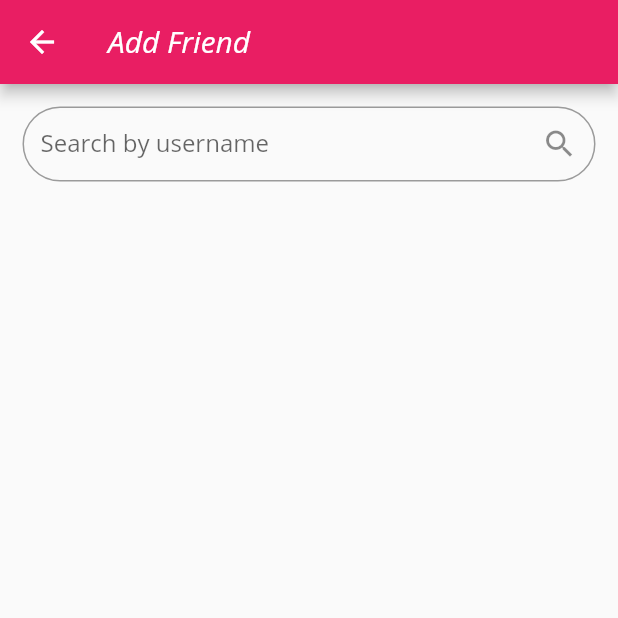
After one commit to omarralaa/Watcheroo, a Flutter app: the AddFriendScreen screen opened by its route, on a phone screen of 412 x 824 dp, the top half of it. The commit adds this screen. Run offline on Flutter 3.47's test engine with Material 2 defaults, Android fonts, the phone set to English and light mode, and no system bars; our stand-ins replace file_picker, flutter_secure_storage, video_player; accounts and stored records are empty; network calls fail.

Commit message:
Added logic for making a friend request. Implemented AddFriendScreen. and AddFriend Provider Added placeholder about page

```diff
--- /dev/null
+++ b/lib/src/providers/add_friend.dart
@@ -0,0 +1,39 @@
+import 'package:flutter/cupertino.dart';
+import 'package:watcherooflutter/src/models/friend.dart';
+import 'package:watcherooflutter/src/services/friend_service.dart';
+
+class AddFriend with ChangeNotifier {
+  final _friendService = FriendService();
+
+  bool _isLoadingFriendRequest = false;
+  Friend _friend;
+
+  // GETTERS
+  Friend get friend => _friend;
+  bool get isLoadingFriendRequest => _isLoadingFriendRequest;
+
+  Future<void> searchFriendByUsername(String username) async {
+    try {
+      _friend = await _friendService.searchFriendByUsername(username);
+    } catch (err) {
+      _friend = null;
+      throw (err);
+    } finally {
+      notifyListeners();
+    }
+  }
+
+  Future<bool> sendFriendRequest(String profileId) async {
+    try {
+      _isLoadingFriendRequest = true;
+      notifyListeners();
+      return await _friendService.sendFriendRequest(profileId);
+    } catch (err) {
+      _friend = null;
+      throw (err);
+    } finally {
+      _isLoadingFriendRequest = false;
+      notifyListeners();
+    }
+  }
+}
--- a/lib/src/providers/auth_validation.dart
+++ b/lib/src/providers/auth_validation.dart
@@ -71,7 +71,7 @@ class AuthValidation with ChangeNotifier {
             email.value.trim(), password.value.trim(), fullName.value);
       }
     } catch (err) {
-      return err;
+      throw err;
     }
     return null;
   }
--- a/lib/src/providers/profile.dart
+++ b/lib/src/providers/profile.dart
@@ -1,5 +1,7 @@
 import 'package:flutter/foundation.dart';
+import 'package:watcherooflutter/src/models/friend.dart';
 
+import '../services/friend_service.dart';
 import '../services/profile_service.dart';
 import '../models/user_profile.dart';
 
@@ -7,11 +9,12 @@ class Profile extends ChangeNotifier {
   UserProfile _user;
 
   UserProfile get user => _user;
+  final _profileService = ProfileService();
+  final _friendService = FriendService();
 
   Future<void> getProfile() async {
     try {
-      final profileService = ProfileService();
-      _user = await profileService.fetchProfile();
+      _user = await _profileService.fetchProfile();
       notifyListeners();
     } catch (err) {
       throw err;
@@ -26,14 +29,43 @@ class Profile extends ChangeNotifier {
     return false;
   }
 
-    Future<void> updateProfile(updatedFields) async {
+  bool hasFriendRequestbyUsername(String username) {
+    for (var friend in _user.sentRequests) {
+      if (friend.username == username) return true;
+    }
+
+    return false;
+  }
+
+  Future<void> updateProfile(Map<String, dynamic> updatedFields) async {
     try {
-      final profileService = ProfileService();
-      final updatedProfile = await profileService.updateProfile(updatedFields);
+      final updatedProfile = await _profileService.updateProfile(updatedFields);
       _user = updatedProfile;
       notifyListeners();
     } catch (err) {
       throw (err);
     }
   }
+
+  Future<void> changeFriendRequest(
+      String friendshipState, Friend friend) async {
+    try {
+      await _friendService.changeFriendState(friendshipState, friend.id);
+      user.requests
+          .removeWhere((requestFriend) => requestFriend.id == friend.id);
+
+      if (friendshipState == 'accept') {
+        user.friends.add(friend);
+      }
+
+      notifyListeners();
+    } catch (err) {
+      throw (err);
+    }
+  }
+
+  void addFriendRequest(Friend friend) {
+    _user.sentRequests.add(friend);
+    notifyListeners();
+  }
 }
--- /dev/null
+++ b/lib/src/screens/add_friend_screen.dart
@@ -0,0 +1,145 @@
+import 'package:flutter/material.dart';
+import 'package:provider/provider.dart';
+import 'package:watcherooflutter/src/models/friend.dart';
+import 'package:watcherooflutter/src/providers/profile.dart';
+
+import '../providers/add_friend.dart';
+
+class AddFriendScreen extends StatelessWidget {
+  static const routeName = '/add-friend';
+
+  final searchedFriendController = TextEditingController();
+
+  @override
+  Widget build(BuildContext context) {
+    return Scaffold(
+      appBar: AppBar(
+        title: Text(
+          'Add Friend',
+          style: TextStyle(fontStyle: FontStyle.italic),
+        ),
+      ),
+      // backgroundColor: Colors.amber[200],
+      body: SingleChildScrollView(
+        child: Container(
+          padding: EdgeInsets.all(15),
+          child: Column(
+            children: <Widget>[
+              _buildSearchBar(context),
+              SizedBox(height: 30),
+              _buildFoundFriend(context),
+            ],
+          ),
+        ),
+      ),
+    );
+  }
+
+  Widget _buildFoundFriend(BuildContext context) {
+    return Consumer<AddFriend>(
+      builder: (context, addFriend, child) {
+        return addFriend.friend == null
+            ? SizedBox()
+            : Card(
+                elevation: 8,
+                shape: RoundedRectangleBorder(
+                    borderRadius: BorderRadius.circular(15)),
+                child: Container(
+                  width: 500,
+                  padding: EdgeInsets.all(20),
+                  child: Column(
+                    children: <Widget>[
+                      _buildFriendData(context, addFriend.friend),
+                      SizedBox(height: 30),
+                      _buildAddingButton(context, addFriend.friend),
+                    ],
+                  ),
+                ),
+              );
+      },
+    );
+  }
+
+  Widget _buildSearchBar(BuildContext context) {
+    return Container(
+      height: 50,
+      child: TextField(
+        decoration: InputDecoration(
+            labelText: 'Search by username',
+            hintText: 'ex: JohnDoe123',
+            suffixIcon: Icon(Icons.search),
+            border:
+                OutlineInputBorder(borderRadius: BorderRadius.circular(30))),
+        controller: searchedFriendController,
+        onSubmitted: (val) {
+          if (val.trim() != '')
+            Provider.of<AddFriend>(context, listen: false)
+                .searchFriendByUsername(val);
+        },
+      ),
+    );
+  }
+
+  Widget _buildFriendData(BuildContext context, Friend friend) {
+    return Column(
+      children: <Widget>[
+        CircleAvatar(
+          child: Text(friend.firstName[0].toUpperCase()),
+          radius: 30,
+        ),
+        SizedBox(height: 10),
+        Text(
+          '${friend.firstName} ${friend.lastName}',
+          style: TextStyle(fontWeight: FontWeight.bold, fontSize: 30),
+        ),
+        Text(
+          friend.username,
+          style: TextStyle(
+            fontSize: 15,
+            color: Theme.of(context).primaryColorDark,
+          ),
+        ),
+      ],
+    );
+  }
+
+  Widget _buildAddingButton(BuildContext context, Friend friend) {
+    final profile = Provider.of<Profile>(context);
+
+    final isFriend = profile.hasFriendbyUsername(friend.username);
+    final isRequestSent = profile.hasFriendRequestbyUsername(friend.username);
+
+    return isFriend
+        ? Text(
+            'This User is already in your Friend List',
+            style: TextStyle(
+                fontStyle: FontStyle.italic,
+                color: Theme.of(context).accentColor),
+          )
+        : isRequestSent
+            ? Text(
+                'Friend Request Sent',
+                style: TextStyle(
+                    fontStyle: FontStyle.italic,
+                    color: Theme.of(context).accentColor),
+              )
+            : _buildAddFriendButton(friend, profile);
+  }
+
+  Widget _buildAddFriendButton(Friend friend, Profile profile) {
+    return Consumer<AddFriend>(
+      builder: (context, addFriend, child) {
+        return RaisedButton(
+          child: Text('Add Friend'),
+          color: Colors.amberAccent[200],
+          onPressed: addFriend.isLoadingFriendRequest
+              ? null
+              : () async {
+                  final result = await addFriend.sendFriendRequest(friend.id);
+                  if (result) profile.addFriendRequest(friend);
+                },
+        );
+      },
+    );
+  }
+}
--- a/lib/src/screens/tabs_screen.dart
+++ b/lib/src/screens/tabs_screen.dart
@@ -4,6 +4,8 @@ import '../screens/friends_screen.dart';
 import '../screens/party_management_screen.dart';
 
 class TabsScreen extends StatefulWidget {
+  static const String routeName = '/tabs';
+
   @override
   _TabsScreenState createState() => _TabsScreenState();
 }
--- a/lib/src/services/profile_service.dart
+++ b/lib/src/services/profile_service.dart
@@ -4,10 +4,10 @@ import 'dart:io';
 import 'package:http/http.dart';
 import 'package:watcherooflutter/src/models/user_profile.dart';
 import 'package:http/http.dart' show get;
-import 'package:watcherooflutter/src/services/utils/utils.dart';
+import 'package:watcherooflutter/src/services/utils/service_utils.dart';
 
-class ProfileService with Utils {
-  final String url = "http://10.0.2.2:3000/api/v1/profiles/";
+class ProfileService with ServiceUtils {
+  final String url = "http://10.0.2.2:3000/api/v1/profiles/me";
 
   Future<UserProfile> fetchProfile() async {
     try {
@@ -35,7 +35,7 @@ class ProfileService with Utils {
     }
   }
 
-  Future<UserProfile> updateProfile(updatedFields) async {
+  Future<UserProfile> updateProfile(Map<String, dynamic> updatedFields) async {
     try {
       final _token = await token;
       final response = await put(
--- a/lib/src/services/utils/utils.dart
+++ b/lib/src/services/utils/service_utils.dart
@@ -3,7 +3,7 @@ import 'dart:convert';
 import 'package:flutter_secure_storage/flutter_secure_storage.dart';
 import 'package:watcherooflutter/src/models/auth_response.dart';
 
-class Utils {
+class ServiceUtils {
   final _secureStorage = FlutterSecureStorage();
 
   Future<String> get token async {
--- a/lib/src/widgets/main_drawer.dart
+++ b/lib/src/widgets/main_drawer.dart
@@ -1,7 +1,10 @@
 import 'package:flutter/material.dart';
 import 'package:provider/provider.dart';
 import 'package:watcherooflutter/src/providers/profile.dart';
+import 'package:watcherooflutter/src/screens/about_screen.dart';
 import 'package:watcherooflutter/src/screens/edit_profile_screen.dart';
+import 'package:watcherooflutter/src/screens/party_management_screen.dart';
+import 'package:watcherooflutter/src/screens/tabs_screen.dart';
 import 'package:watcherooflutter/src/widgets/loading_app_bar.dart';
 
 import '../providers/auth.dart';
@@ -17,14 +20,17 @@ class MainDrawer extends StatelessWidget {
               drawerHeader(),
               ListTile(
                 title: Text('Watch Together!!!'),
+                onTap: () => Navigator.of(context).pushReplacementNamed(TabsScreen.routeName),
               ),
               Divider(),
               ListTile(
                 title: Text('Previously Watched'),
+                //onTap: onTap: () => Navigator.of(context).pushReplacementNamed(PartyManagementScreen.routeName),,
               ),
               Divider(),
               ListTile(
                 title: Text('About'),
+                onTap: () => Navigator.of(context).pushReplacementNamed(AboutScreen.routeName),
               ),
             ]),
           ),
```
Also changed, not shown: lib/main.dart (+10 -0 lines), lib/src/models/friend.dart (+4 -3 lines), lib/src/screens/about_screen.dart (added, +23 -0 lines), lib/src/screens/auth_screen.dart (+8 -31 lines), lib/src/screens/edit_profile_screen.dart (+15 -3 lines), lib/src/screens/friends_screen.dart (+28 -50 lines), lib/src/services/friend_service.dart (added, +93 -0 lines), lib/src/utils/utils.dart (added, +28 -0 lines), lib/src/widgets/friend_request_bar.dart (added, +54 -0 lines), lib/src/widgets/friend_request_bottom_sheet.dart (added, +33 -0 lines), lib/src/widgets/friend_request_tile.dart (added, +48 -0 lines), lib/src/widgets/loading_list_tile.dart (added, +39 -0 lines).
